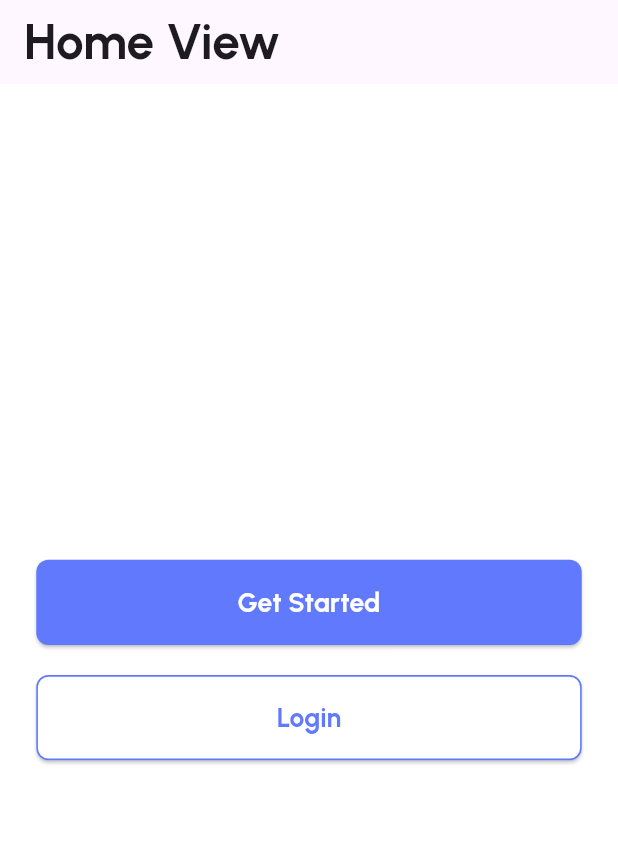
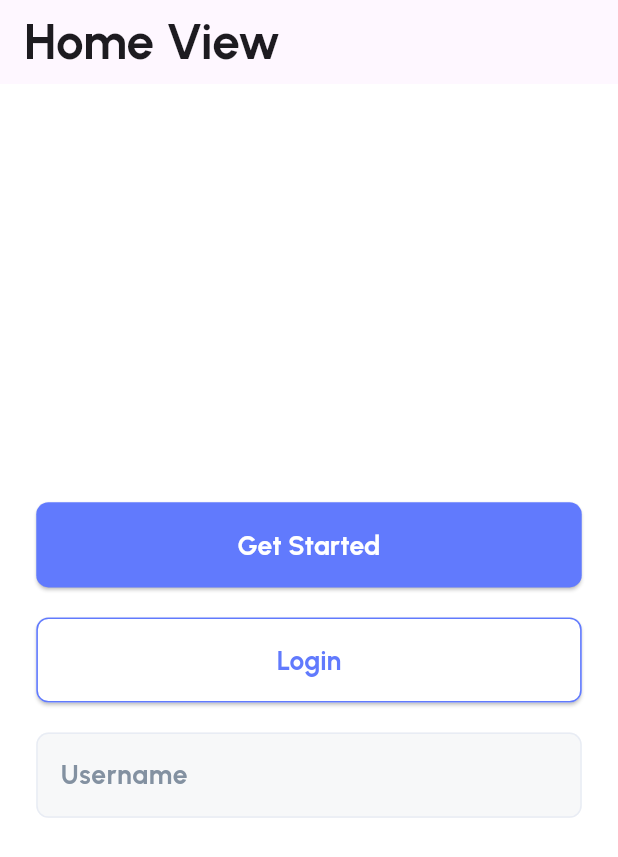
Before and after one commit to MoEhab74/finance_app, a Flutter app: the screen it shows after launch, on a phone screen of 412 x 824 dp. Shown: the top 857 px of the screen. Run offline on Flutter 3.47's test engine with Material 3 defaults, Android fonts, the phone set to English and light mode, and no system bars; our stand-ins replace flutter_screenutil.

Commit message:
Finish the AppTextFormField widget

```diff
--- a/lib/core/styling/app_colors.dart
+++ b/lib/core/styling/app_colors.dart
@@ -7,4 +7,8 @@ class AppColors {
   static const Color blackColor = Color(0xff1F2C37);
   static const Color whiteColor = Color(0xffffffff);
   static const Color grayColor = Color(0xff9CA4AB);
+  static const Color filledGrayColor = Color(0xffF7F8F9);
+  static const Color borderGrayColor = Color(0xffE8ECF4);
+  static const Color iconColor = Color(0xff6A707C);
+  static const Color hintTextColor = Color(0xff8391A1);
 }
--- /dev/null
+++ b/lib/core/widgets/primary_text_form_field.dart
@@ -0,0 +1,53 @@
+import 'dart:developer';
+
+import 'package:finance_app/core/styling/app_colors.dart';
+import 'package:finance_app/core/styling/app_styles.dart';
+import 'package:flutter/material.dart';
+import 'package:flutter_screenutil/flutter_screenutil.dart';
+
+class AppTextFormField extends StatelessWidget {
+  const AppTextFormField({
+    super.key,
+    this.hintText,
+    this.width,
+    this.height,
+    this.suffixIcon,
+  });
+  final String? hintText;
+  final double? width;
+  final double? height;
+  final String? suffixIcon;
+
+  @override
+  Widget build(BuildContext context) {
+    return SizedBox(
+      width: width ?? 331.w,
+      height: height ?? 56.h,
+      child: TextFormField(
+        decoration: InputDecoration(
+          suffixIcon: suffixIcon != null
+              ? IconButton(
+                  onPressed: () => log('Suffix icon tapped'),
+                  icon: Image.asset(suffixIcon!, width: 22.w, height: 22.h),
+                )
+              : null,
+          border: OutlineInputBorder(borderRadius: BorderRadius.circular(8.0)),
+          enabledBorder: OutlineInputBorder(
+            borderRadius: BorderRadius.circular(8.0),
+            borderSide: BorderSide(color: AppColors.borderGrayColor),
+          ),
+          focusedBorder: OutlineInputBorder(
+            borderRadius: BorderRadius.circular(8.0),
+            borderSide: BorderSide(color: AppColors.primaryColor),
+          ),
+          filled: true,
+          fillColor: AppColors.filledGrayColor,
+          hintText: hintText ?? 'Enter text',
+          hintStyle: AppStyles.buttonTextStyle.copyWith(
+            color: AppColors.hintTextColor,
+          ),
+        ),
+      ),
+    );
+  }
+}
--- a/lib/views/home_view.dart
+++ b/lib/views/home_view.dart
@@ -1,5 +1,6 @@
 import 'package:finance_app/core/widgets/primary_button_widget.dart';
 import 'package:finance_app/core/widgets/primary_outlined_button_widget.dart';
+import 'package:finance_app/core/widgets/primary_text_form_field.dart';
 import 'package:flutter/material.dart';
 
 class HomeView extends StatelessWidget {
@@ -15,8 +16,13 @@ class HomeView extends StatelessWidget {
           Center(
             child: AppButton(onPressed: () {}, text: 'Get Started'),
           ),
-          SizedBox(height: 20),
+          const SizedBox(height: 20),
           PrimaryOutLinedButton(text: 'Login', onPressed: () {}),
+          const SizedBox(height: 20),
+          AppTextFormField(
+            hintText: 'Username',
+            // suffixIcon: 'assets/icons/eye_filled.png',
+          ),
         ],
       ),
     );
--- a/pubspec.yaml
+++ b/pubspec.yaml
@@ -59,9 +59,9 @@ flutter:
   uses-material-design: true
 
   # To add assets to your application, add an assets section, like this:
-  # assets:
-  #   - images/a_dot_burr.jpeg
-  #   - images/a_dot_ham.jpeg
+  assets:
+    - assets/images/
+    - assets/icons/
 
   # An image asset can refer to one or more resolution-specific "variants", see
   # https://flutter.dev/to/resolution-aware-images
```
Also changed, not shown: assets/icons/eye_filled.png (added).
